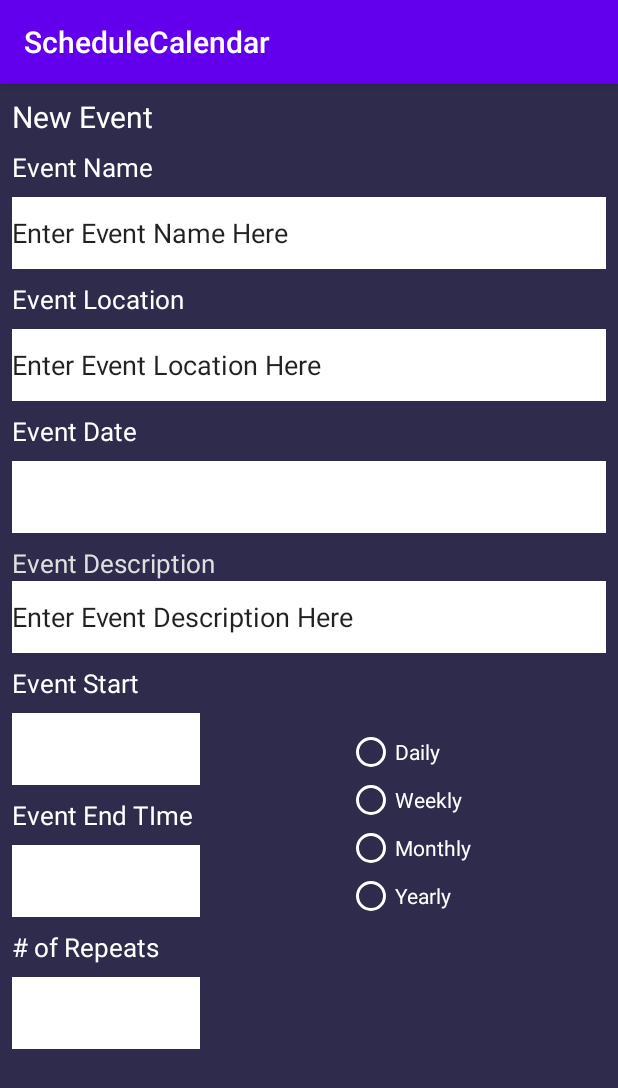
After one commit to DenKho1/ScheduleCalendar, an Android app: the NewActivity screen opened directly, with no data from a screen before it, on a phone screen of 412 x 824 dp. The commit adds this screen. Shown: the top 1088 px of the screen. Run offline under Robolectric (Android 15) with nearby library versions, the phone set to English and light mode, and no system bars.

Commit message:
New Event Screen

```diff
--- a/app/src/main/AndroidManifest.xml
+++ b/app/src/main/AndroidManifest.xml
@@ -11,6 +11,9 @@
         android:supportsRtl="true"
         android:theme="@style/Theme.ScheduleCalendar"
         tools:targetApi="31">
+        <activity
+            android:name=".NewActivity"
+            android:exported="false" />
         <activity
             android:name=".Register"
             android:exported="false" />
--- a/app/src/main/java/com/mobdeve/s13/kho/denise/schedulecalendar/MainActivity.kt
+++ b/app/src/main/java/com/mobdeve/s13/kho/denise/schedulecalendar/MainActivity.kt
@@ -12,9 +12,9 @@ class MainActivity : AppCompatActivity() {
 
         val register=findViewById<Button>(R.id.RegisterButton)
 
-        register.setOnClickListener({
-            val intent = Intent(this,Register::class.java)
+        register.setOnClickListener {
+            val intent = Intent(this, Register::class.java)
             startActivity(intent)
-        })
+        }
     }
 }
--- /dev/null
+++ b/app/src/main/java/com/mobdeve/s13/kho/denise/schedulecalendar/NewActivity.kt
@@ -0,0 +1,11 @@
+package com.mobdeve.s13.kho.denise.schedulecalendar
+
+import android.support.v7.app.AppCompatActivity
+import android.os.Bundle
+
+class NewActivity : AppCompatActivity() {
+    override fun onCreate(savedInstanceState: Bundle?) {
+        super.onCreate(savedInstanceState)
+        setContentView(R.layout.activity_new)
+    }
+}
--- /dev/null
+++ b/app/src/main/res/layout/activity_new.xml
@@ -0,0 +1,235 @@
+<?xml version="1.0" encoding="utf-8"?>
+<android.support.constraint.ConstraintLayout xmlns:android="http://schemas.android.com/apk/res/android"
+    xmlns:app="http://schemas.android.com/apk/res-auto"
+    xmlns:tools="http://schemas.android.com/tools"
+    android:layout_width="match_parent"
+    android:layout_height="match_parent"
+    android:background="#2E2B4D"
+    tools:context=".NewActivity">
+
+    <LinearLayout
+        android:id="@+id/LinearLayout"
+        android:layout_width="match_parent"
+        android:layout_height="wrap_content"
+        android:layout_marginStart="8dp"
+        android:layout_marginTop="8dp"
+        android:layout_marginEnd="8dp"
+        android:orientation="vertical"
+        app:layout_constraintEnd_toEndOf="parent"
+        app:layout_constraintStart_toStartOf="parent"
+        app:layout_constraintTop_toTopOf="parent">
+
+        <TextView
+            android:id="@+id/NewETxt"
+            android:layout_width="match_parent"
+            android:layout_height="wrap_content"
+            android:text="New Event"
+            android:textColor="#FFFFFF"
+            android:textSize="20sp" />
+
+        <TextView
+            android:id="@+id/ENameTxt"
+            android:layout_width="match_parent"
+            android:layout_height="wrap_content"
+            android:layout_marginTop="8dp"
+            android:text="Event Name"
+            android:textColor="#FFFFFF"
+            android:textSize="17sp" />
+
+        <EditText
+            android:id="@+id/EName"
+            android:layout_width="match_parent"
+            android:layout_height="48dp"
+            android:layout_marginTop="8dp"
+            android:background="#000000"
+            android:backgroundTint="#FFFFFF"
+            android:ems="10"
+            android:inputType="textPersonName"
+            android:text="Enter Event Name Here" />
+
+        <TextView
+            android:id="@+id/ELocationTxt"
+            android:layout_width="match_parent"
+            android:layout_height="wrap_content"
+            android:layout_marginTop="8dp"
+            android:text="Event Location"
+            android:textColor="#FFFFFF"
+            android:textSize="17sp" />
+
+        <EditText
+            android:id="@+id/ELocation"
+            android:layout_width="match_parent"
+            android:layout_height="48dp"
+            android:layout_marginTop="8dp"
+            android:background="#000000"
+            android:backgroundTint="#FFFFFF"
+            android:ems="10"
+            android:inputType="textPersonName"
+            android:text="Enter Event Location Here" />
+
+        <TextView
+            android:id="@+id/EDateTxt"
+            android:layout_width="match_parent"
+            android:layout_height="wrap_content"
+            android:layout_marginTop="8dp"
+            android:text="Event Date"
+            android:textColor="#FFFFFF"
+            android:textSize="17sp" />
+
+        <EditText
+            android:id="@+id/EDate"
+            android:layout_width="match_parent"
+            android:layout_height="48dp"
+            android:layout_marginTop="8dp"
+            android:background="#000000"
+            android:backgroundTint="#FFFFFF"
+            android:ems="10"
+            android:inputType="date" />
+
+        <TextView
+            android:id="@+id/EDescTxt"
+            android:layout_width="match_parent"
+            android:layout_height="wrap_content"
+            android:layout_marginTop="8dp"
+            android:text="Event Description"
+            android:textColor="#DFDFDF"
+            android:textSize="17sp" />
+
+        <EditText
+            android:id="@+id/EDesc"
+            android:layout_width="match_parent"
+            android:layout_height="48dp"
+            android:background="#000000"
+            android:backgroundTint="#FFFFFF"
+            android:ems="10"
+            android:inputType="textPersonName"
+            android:text="Enter Event Description Here" />
+
+    </LinearLayout>
+
+    <android.support.constraint.ConstraintLayout
+        android:id="@+id/constraintLayout"
+        android:layout_width="wrap_content"
+        android:layout_height="wrap_content"
+        android:layout_marginStart="8dp"
+        app:layout_constraintStart_toStartOf="parent"
+        app:layout_constraintTop_toBottomOf="@+id/LinearLayout">
+
+        <LinearLayout
+            android:layout_width="wrap_content"
+            android:layout_height="match_parent"
+            android:orientation="vertical"
+            app:layout_constraintBottom_toBottomOf="parent"
+            app:layout_constraintEnd_toEndOf="parent"
+            app:layout_constraintStart_toStartOf="parent"
+            app:layout_constraintTop_toTopOf="parent">
+
+            <TextView
+                android:id="@+id/EStartTimeTxt"
+                android:layout_width="match_parent"
+                android:layout_height="wrap_content"
+                android:layout_marginTop="8dp"
+                android:text="Event Start Time"
+                android:textColor="#FFFFFF"
+                android:textSize="17sp" />
+
+            <EditText
+                android:id="@+id/EStartTIme"
+                android:layout_width="125dp"
+                android:layout_height="48dp"
+                android:layout_marginTop="8dp"
+                android:background="#000000"
+                android:backgroundTint="#FFFFFF"
+                android:ems="10"
+                android:inputType="time" />
+
+            <TextView
+                android:id="@+id/EEndTimeTxt"
+                android:layout_width="match_parent"
+                android:layout_height="wrap_content"
+                android:layout_marginTop="8dp"
+                android:text="Event End TIme"
+                android:textColor="#FFFFFF"
+                android:textSize="17sp" />
+
+            <EditText
+                android:id="@+id/EEndTIme"
+                android:layout_width="125dp"
+                android:layout_height="48dp"
+                android:layout_marginTop="8dp"
+                android:background="#000000"
+                android:backgroundTint="#FFFFFF"
+                android:ems="10"
+                android:inputType="time" />
+
+            <TextView
+                android:id="@+id/RepeatNumberTxt"
+                android:layout_width="match_parent"
+                android:layout_height="wrap_content"
+                android:layout_marginTop="8dp"
+                android:text="# of Repeats"
+                android:textColor="#FFFFFF"
+                android:textSize="17sp" />
+
+            <EditText
+                android:id="@+id/RepeatNumber"
+                android:layout_width="125dp"
+                android:layout_height="48dp"
+                android:layout_marginTop="8dp"
+                android:background="#000000"
+                android:backgroundTint="#FFFFFF"
+                android:ems="10"
+                android:inputType="number" />
+        </LinearLayout>
+    </android.support.constraint.ConstraintLayout>
+
+    <android.support.constraint.ConstraintLayout
+        android:layout_width="wrap_content"
+        android:layout_height="wrap_content"
+        android:layout_marginTop="50dp"
+        app:layout_constraintEnd_toEndOf="parent"
+        app:layout_constraintStart_toEndOf="@+id/constraintLayout"
+        app:layout_constraintTop_toBottomOf="@+id/LinearLayout">
+
+        <RadioGroup
+            android:layout_width="wrap_content"
+            android:layout_height="wrap_content"
+            app:layout_constraintBottom_toBottomOf="parent"
+            app:layout_constraintEnd_toEndOf="parent"
+            app:layout_constraintStart_toStartOf="parent"
+            app:layout_constraintTop_toTopOf="parent">
+
+            <RadioButton
+                android:id="@+id/RBDaily"
+                android:layout_width="match_parent"
+                android:layout_height="wrap_content"
+                android:buttonTint="#FFFFFF"
+                android:text="Daily"
+                android:textColor="#FFFFFF" />
+
+            <RadioButton
+                android:id="@+id/RBWeekly"
+                android:layout_width="match_parent"
+                android:layout_height="wrap_content"
+                android:buttonTint="#FFFFFF"
+                android:text="Weekly"
+                android:textColor="#FFFFFF" />
+
+            <RadioButton
+                android:id="@+id/RBMonthly"
+                android:layout_width="match_parent"
+                android:layout_height="wrap_content"
+                android:buttonTint="#FFFFFF"
+                android:text="Monthly"
+                android:textColor="#FFFFFF" />
+
+            <RadioButton
+                android:id="@+id/RBYearly"
+                android:layout_width="match_parent"
+                android:layout_height="wrap_content"
+                android:buttonTint="#FFFFFF"
+                android:text="Yearly"
+                android:textColor="#FFFFFF" />
+        </RadioGroup>
+    </android.support.constraint.ConstraintLayout>
+</android.support.constraint.ConstraintLayout>
```
